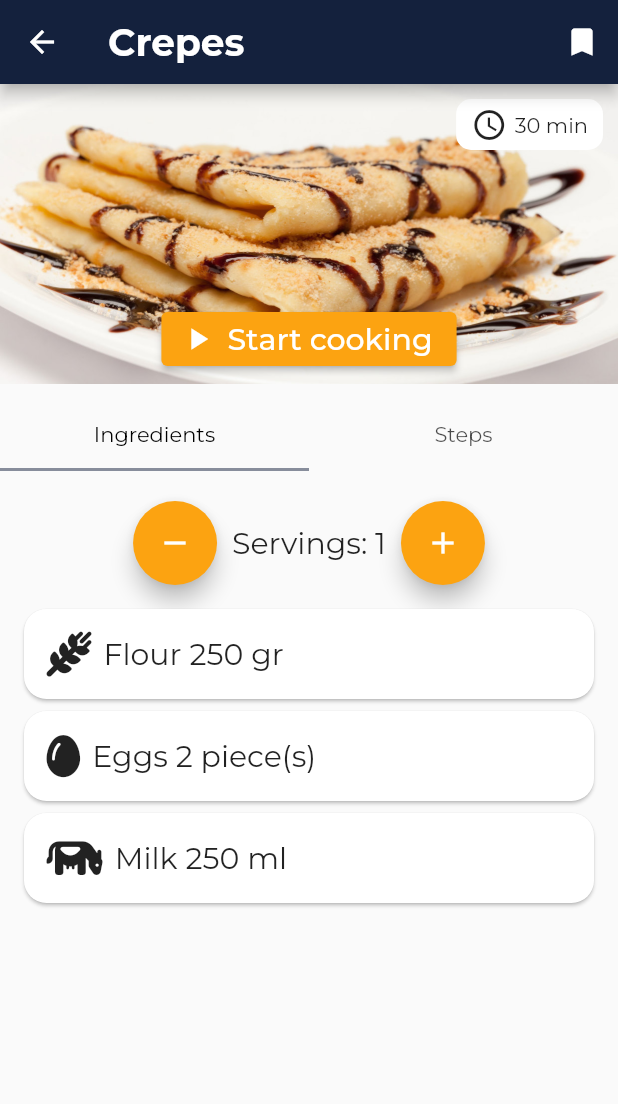
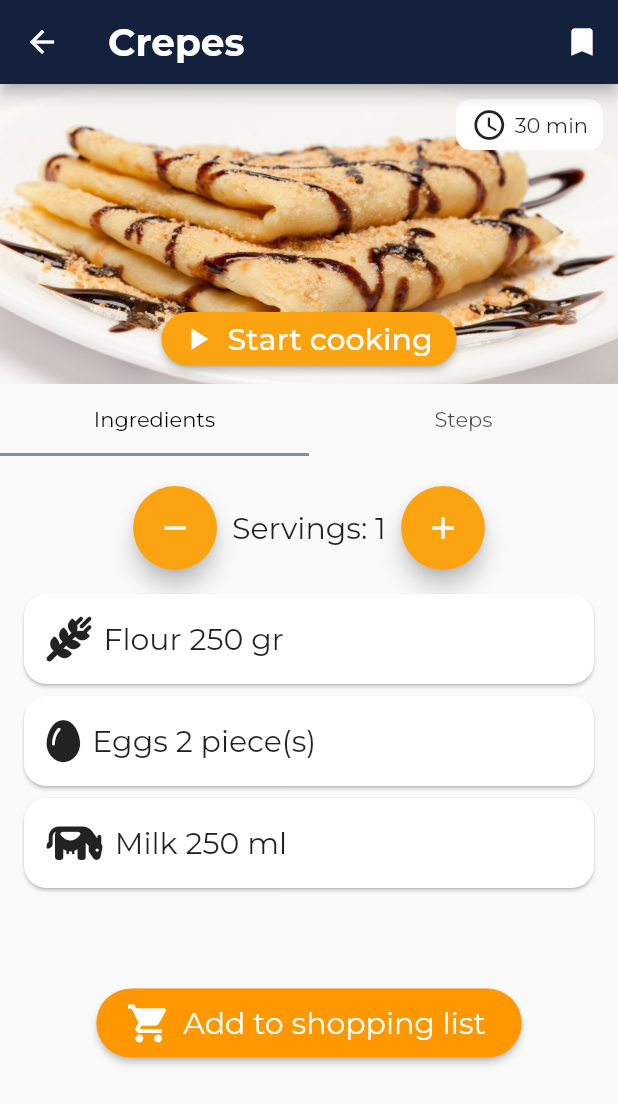
Before and after one commit to lintenn/GrateMate, a Flutter app: the screen it shows after launch, after a tap on "Crepes", on a phone screen of 412 x 824 dp. Shown: the top 1104 px of the screen. Run offline on Flutter 3.47's test engine with Material 2 defaults, Android fonts, the light colour scheme and no system bars; our stand-ins replace font_awesome_flutter, tuple; network calls fail; statements that could not run were skipped; project files that could hold a hidden picture were left out.

Commit message:
Shipping List doing, not done

```diff
--- a/grate_mate/lib/global_information/global_ingredients.dart
+++ b/grate_mate/lib/global_information/global_ingredients.dart
@@ -15,7 +15,7 @@ Ingredient bacon = Ingredient(name: "Bacon", icon: const FaIcon(FontAwesomeIcons
 Ingredient water = Ingredient(name: "Water", icon: const FaIcon(FontAwesomeIcons.glassWater), unit: "ml");
 Ingredient bread = Ingredient(name: "Bread", icon: const FaIcon(FontAwesomeIcons.breadSlice), unit: "piece(s)");
 Ingredient milk = Ingredient(name: "Milk", icon: const FaIcon(FontAwesomeIcons.cow), unit: "ml");
-Ingredient meat = Ingredient(name: "Meat", icon: const FaIcon(FontAwesomeIcons.drumstickBite), unit: "gr");
+Ingredient meat = Ingredient(name: "Meat", icon: const FaIcon(FontAwesomeIcons.drumstickBite), unit: "piece(s)");
 Ingredient salad = Ingredient(name: "Salad", icon: const FaIcon(FontAwesomeIcons.leaf), unit: "gr");
 Ingredient oil = Ingredient(name: "Oil", icon: const FaIcon(FontAwesomeIcons.bottleDroplet), unit: "ml");
 Ingredient potato = Ingredient(name: "Potato", icon: const FaIcon(FontAwesomeIcons.seedling), unit: "gr");
--- a/grate_mate/lib/screens/mainPage.dart
+++ b/grate_mate/lib/screens/mainPage.dart
@@ -208,6 +208,7 @@ class _MainPageState extends State<MainPage>{
               textAlign: TextAlign.left,
               style: TextStyle(
                 color: Color(0xFFFD5D5D),
+                fontFamily: 'MontserratMedium'
               ),
             )
                 : Container(),
--- a/grate_mate/lib/screens/recipe_screen.dart
+++ b/grate_mate/lib/screens/recipe_screen.dart
@@ -43,6 +43,7 @@ class _RecipeScreenState extends State<RecipeScreen> with SingleTickerProviderSt
   Widget build(BuildContext context) {
     final recipe = ModalRoute.of(context)!.settings.arguments as Recipe;
     return Scaffold(
+      //backgroundColor: GrateMate.grayGrateMate,
       appBar: AppBar(
         leading: IconButton(
           icon: const Icon(Icons.arrow_back),
@@ -89,6 +90,11 @@ class _RecipeScreenState extends State<RecipeScreen> with SingleTickerProviderSt
                       icon: const Icon(Icons.play_arrow),
                       style: ButtonStyle(
                         backgroundColor: MaterialStateProperty.all<Color>(GrateMate.yellowNorthFace),
+                        shape: MaterialStateProperty.all<RoundedRectangleBorder>(
+                          RoundedRectangleBorder(
+                            borderRadius: BorderRadius.circular(40.0),
+                          ),
+                        ),
                       ),
                       label: const Text('Start cooking',
                         style:
@@ -128,7 +134,7 @@ class _RecipeScreenState extends State<RecipeScreen> with SingleTickerProviderSt
             ),
           ),
           Container(
-            margin: const EdgeInsets.only(top: 10),
+            margin: const EdgeInsets.only(top: 0),
             child: TabBar(
               controller: _tabController,
               labelColor: Colors.black,
@@ -158,7 +164,8 @@ class _RecipeScreenState extends State<RecipeScreen> with SingleTickerProviderSt
 
   Widget getIngredientsTabWidget(Recipe recipe) {
 
-    return   Column(
+    return   SingleChildScrollView(
+      child: Column(
         children: <Widget>[
 
           // Plus and minus buttons to modify the serving size
@@ -202,15 +209,51 @@ class _RecipeScreenState extends State<RecipeScreen> with SingleTickerProviderSt
             ),
           ),
           ListView.builder(
+            physics: NeverScrollableScrollPhysics(),
             padding: const EdgeInsets.all(12),
-          physics: const NeverScrollableScrollPhysics(),
             shrinkWrap: true,
             itemCount: recipe.ingredients.length,
             itemBuilder: (context, index) {
               return getIngredientCard(recipe.ingredients[index]);
             },
           ),
+          const SizedBox(height: 50,),
+          Center(
+            child: ElevatedButton.icon(
+              style: ButtonStyle(
+                backgroundColor: MaterialStateProperty.all<Color>(Colors.orange),
+                shape: MaterialStateProperty.all<RoundedRectangleBorder>(
+                  RoundedRectangleBorder(
+                    borderRadius: BorderRadius.circular(40.0),
+                  ),
+                ),
+              ),
+              onPressed: () {
+                //TODO: implement method
+              },
+              icon: const Padding(
+                padding: EdgeInsets.fromLTRB(8,8,0,8),
+                child: Icon(
+                  Icons.shopping_cart,
+                  color: Colors.white,
+                  size: 30.0,
+                ),
+              ),
+              label: const Padding(
+                padding: EdgeInsets.fromLTRB(0,8,8,8),
+                child: Text(
+                  'Add to shopping list',
+                  style: TextStyle(
+                    color: Colors.white,
+                    fontSize: 20.0,
+                  ),
+                ),
+              ),
+            ),
+          ),
+          const SizedBox(height: 40,),
         ],
+      ),
     );
   }
 
@@ -243,14 +286,16 @@ class _RecipeScreenState extends State<RecipeScreen> with SingleTickerProviderSt
     return ListView(
       children: <Widget>[
         ListView.builder(
+          physics: NeverScrollableScrollPhysics(),
           padding: const EdgeInsets.all(12),
-          physics: const NeverScrollableScrollPhysics(),
           shrinkWrap: true,
           itemCount: recipe.steps.length,
           itemBuilder: (context, index) {
             return getRecipeStepCard(recipe.steps[index], index);
           },
         ),
+
+
       ],
     );
   }
@@ -268,7 +313,7 @@ class _RecipeScreenState extends State<RecipeScreen> with SingleTickerProviderSt
             Container(
               margin: const EdgeInsets.only(right: 10),
               child: CircleAvatar(
-                backgroundColor: GrateMate.deepBlueGrateMate,
+                backgroundColor: GrateMate.yellowNorthFace,
                 child: Text('${index + 1}',
                   style: const TextStyle(
                     color: Colors.white,
```
Also changed, not shown: grate_mate/lib/screens/shoppingList_screen.dart (+101 -1 lines). Lines whose indentation alone changed are shown as unchanged.
